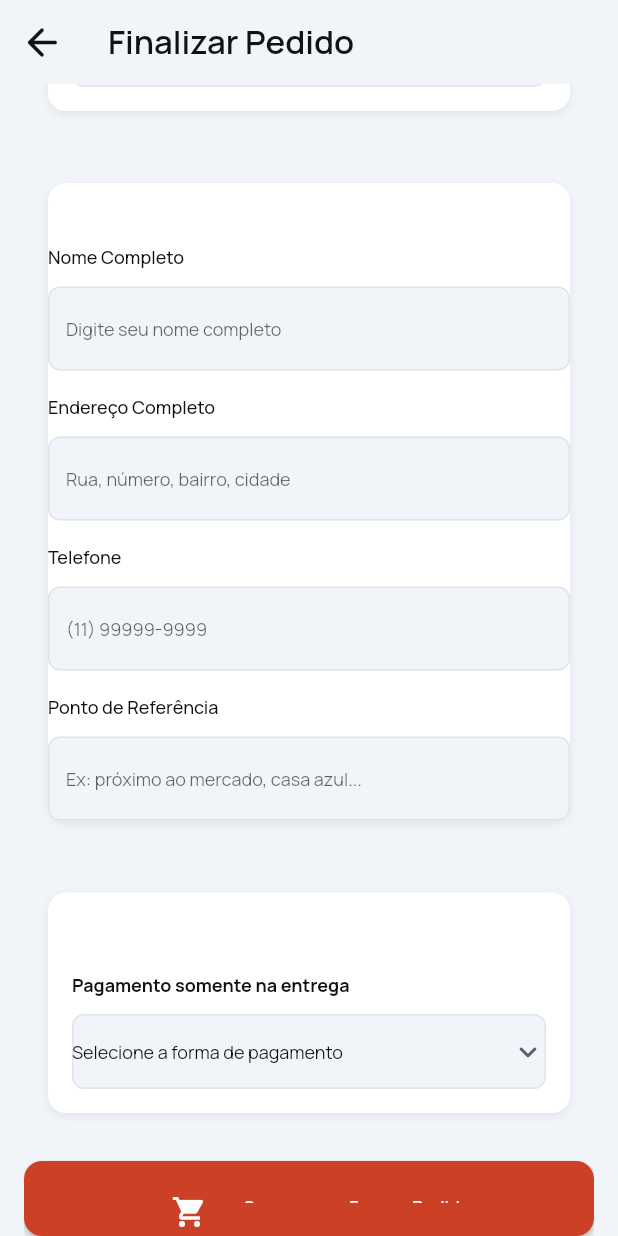
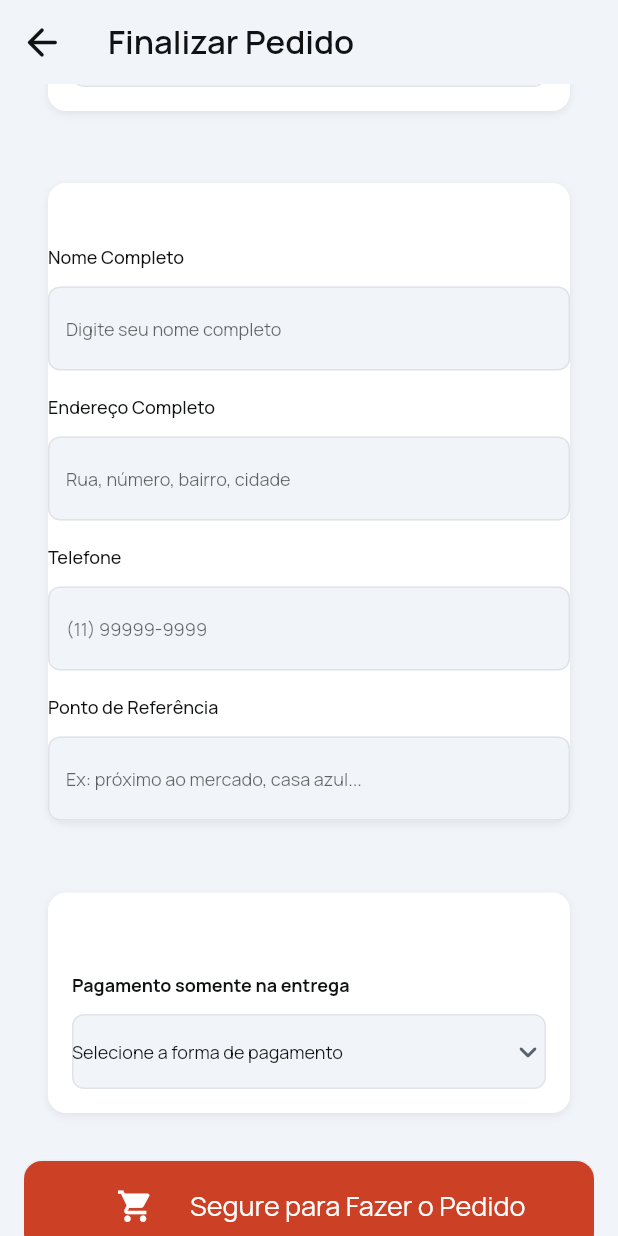
Before and after one commit to fredmengel/Pizzariadamulher, a Flutter app: the FinalizarPedidoWidget screen opened by its route, scrolled down 469 dp, on a phone screen of 412 x 824 dp. Run offline on Flutter 3.47's test engine with Material 3 defaults, Android fonts, the phone set to English and light mode, and no system bars; drawn by our look-alikes of auto_size_text, dropdown_button2; our stand-ins replace cloud_firestore, firebase_core, font_awesome_flutter, from_css_color, geolocator, go_router and 4 more; missing offline and left inert: json_path; accounts and stored records are empty; network calls fail.

Commit message:
Correção chat e botão Finalizar o pedido

```diff
--- a/lib/components/menu_s_o_s_widget.dart
+++ b/lib/components/menu_s_o_s_widget.dart
@@ -107,7 +107,7 @@ class _MenuSOSWidgetState extends State<MenuSOSWidget> {
                   safeSetState(() {});
                   Navigator.pop(context);
                 },
-                text: 'Confirmação por whatsapp',
+                text: 'Confirmação por chat',
                 options: FFButtonOptions(
                   width: double.infinity,
                   height: 60.0,
--- a/lib/pages/finalizar_pedido/finalizar_pedido_widget.dart
+++ b/lib/pages/finalizar_pedido/finalizar_pedido_widget.dart
@@ -1112,13 +1112,19 @@ class _FinalizarPedidoWidgetState extends State<FinalizarPedidoWidget> {
                       ),
                     ),
                   ),
-                  InkWell(
+                  Align(
+                    alignment: AlignmentDirectional(0.0, 0.0),
+                    child: Padding(
+                      padding:
+                          EdgeInsetsDirectional.fromSTEB(0.0, 0.0, 0.0, 30.0),
+                      child: InkWell(
                         splashColor: Colors.transparent,
                         focusColor: Colors.transparent,
                         hoverColor: Colors.transparent,
                         highlightColor: Colors.transparent,
                         onLongPress: () async {
-                      currentUserLocationValue = await getCurrentUserLocation(
+                          currentUserLocationValue =
+                              await getCurrentUserLocation(
                                   defaultLocation: LatLng(0.0, 0.0));
                           FFAppState().userLocation = currentUserLocationValue;
                           safeSetState(() {});
@@ -1137,8 +1143,8 @@ class _FinalizarPedidoWidgetState extends State<FinalizarPedidoWidget> {
                                             .displayLarge
                                             .fontStyle,
                                       ),
-                                  color:
-                                      FlutterFlowTheme.of(context).primaryText,
+                                      color: FlutterFlowTheme.of(context)
+                                          .primaryText,
                                       fontSize: 60.0,
                                       letterSpacing: 0.0,
                                       fontWeight: FlutterFlowTheme.of(context)
@@ -1187,13 +1193,26 @@ class _FinalizarPedidoWidgetState extends State<FinalizarPedidoWidget> {
                               'ligar',
                             );
                           } else if (FFAppState().decisaoSOS == 'whatsapp') {
-                      } else {
+                            ScaffoldMessenger.of(context).showSnackBar(
+                              SnackBar(
+                                content: Text(
+                                  'Chat',
+                                  style: TextStyle(
+                                    color: FlutterFlowTheme.of(context)
+                                        .primaryText,
+                                  ),
+                                ),
+                                duration: Duration(milliseconds: 4000),
+                                backgroundColor:
+                                    FlutterFlowTheme.of(context).secondary,
+                              ),
+                            );
                             await actions.sendEmergencyAction(
                               _model.textController2.text,
                               _model.textController3.text,
                               _model.textController5.text,
                               _model.textController4.text,
-                          'ligar',
+                              'whatsapp',
                             );
                           }
                         },
@@ -1204,27 +1223,28 @@ class _FinalizarPedidoWidgetState extends State<FinalizarPedidoWidget> {
                           text: 'Segure para Fazer o Pedido',
                           icon: Icon(
                             Icons.shopping_cart,
-                        size: 24.0,
+                            size: 25.0,
                           ),
                           options: FFButtonOptions(
                             width: double.infinity,
-                        height: 50.0,
-                        padding: EdgeInsets.all(22.0),
+                            height: 60.0,
+                            padding: EdgeInsets.all(16.0),
                             iconPadding: EdgeInsetsDirectional.fromSTEB(
                                 16.0, 0.0, 16.0, 0.0),
                             iconColor: Colors.white,
                             color: Color(0xFFCC4125),
-                        textStyle:
-                            FlutterFlowTheme.of(context).titleMedium.override(
+                            textStyle: FlutterFlowTheme.of(context)
+                                .titleMedium
+                                .override(
                                   font: GoogleFonts.manrope(
-                                    fontWeight: FontWeight.w500,
+                                    fontWeight: FontWeight.normal,
                                     fontStyle: FlutterFlowTheme.of(context)
                                         .titleMedium
                                         .fontStyle,
                                   ),
                                   color: Colors.white,
                                   letterSpacing: 0.0,
-                                  fontWeight: FontWeight.w500,
+                                  fontWeight: FontWeight.normal,
                                   fontStyle: FlutterFlowTheme.of(context)
                                       .titleMedium
                                       .fontStyle,
@@ -1233,6 +1253,8 @@ class _FinalizarPedidoWidgetState extends State<FinalizarPedidoWidget> {
                               color: Colors.transparent,
                             ),
                             borderRadius: BorderRadius.circular(12.0),
+                          ),
+                        ),
                       ),
                     ),
                   ),
```
Also changed, not shown: lib/custom_code/actions/send_emergency_action.dart (+8 -9 lines). Lines whose indentation alone changed are shown as unchanged.
